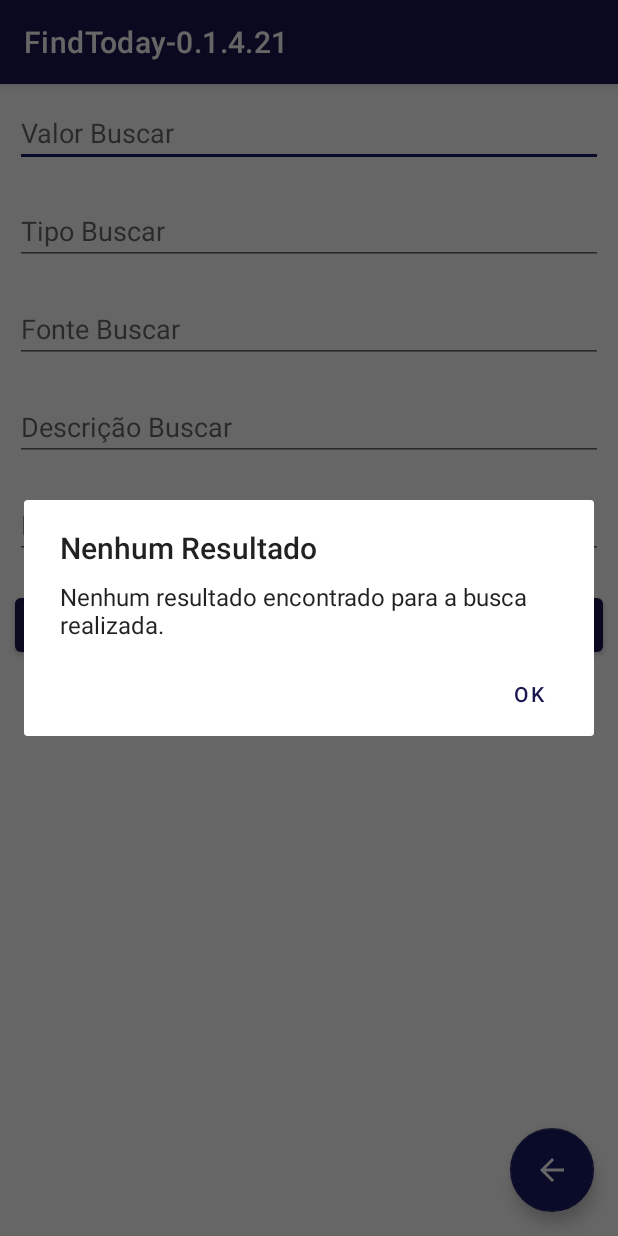
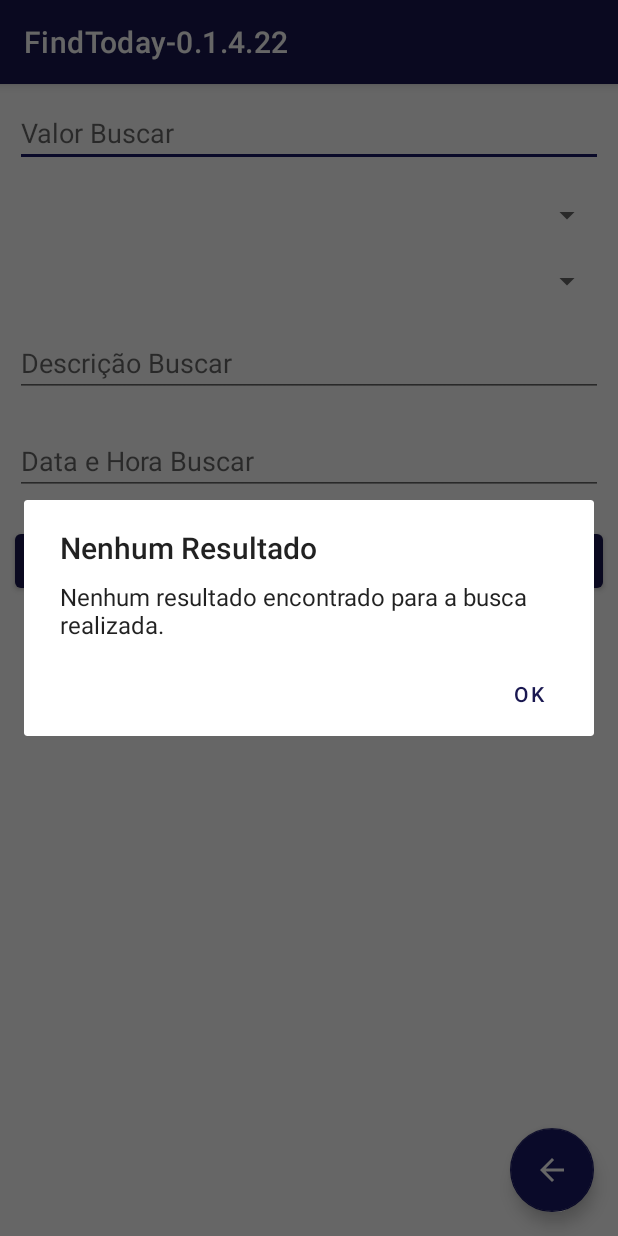
Before and after one commit to NicoVitoriano001/FindToday_Java-0.1, an Android app: the BuscarFinActivity screen opened directly, with no data from a screen before it, after a tap on "Buscar", on a phone screen of 412 x 824 dp. Run offline under Robolectric (Android 15) with nearby library versions, the light colour scheme and no system bars; our stand-ins replace Room's generated code.

Commit message:
Adicionado spinner no BuscarFinActivity

```diff
--- a/app/src/main/java/com/gtappdevelopers/findtoday/BuscarFinActivity.java
+++ b/app/src/main/java/com/gtappdevelopers/findtoday/BuscarFinActivity.java
@@ -6,14 +6,18 @@ import androidx.lifecycle.Observer;
 import android.content.Intent;
 import android.os.Bundle;
 import android.view.View;
+import android.widget.ArrayAdapter;
 import android.widget.Button;
 import android.widget.EditText;
+import android.widget.Spinner;
 import com.google.android.material.floatingactionbutton.FloatingActionButton;
 import java.util.ArrayList;
 import java.util.List;
 
 public class BuscarFinActivity extends AppCompatActivity {
-
+    private EditText valorDespEdtBusca, despDescrEdtBusca, dataDespEdtBusca;
+    private Spinner tipoDespEdtBusca, fontDespEdtBusca; // Declarado como Spinner
+    private Button FinBtnBusca;
     public static final String EXTRA_ID_BUSCA = "EXTRA_ID_BUSCA";
     //public static final String EXTRA_ID_BUSCA = "com.gtappdevelopers.gfgroomdatabase.EXTRA_ID_BUSCA";
     public static final String EXTRA_VALOR_DESP_BUSCA = "EXTRA_VALOR_DESP_BUSCA";
@@ -22,8 +26,6 @@ public class BuscarFinActivity extends AppCompatActivity {
     public static final String EXTRA_DESCR_DESP_BUSCA = "EXTRA_DESP_DESCR";
     public static final String EXTRA_DURATION_BUSCA = "EXTRA_DURATION_BUSCA";
     private Dao dao;
-    private EditText valorDespEdtBusca, tipoDespEdtBusca, fontDespEdtBusca, despDescrEdtBusca, dataDespEdtBusca;
-    private Button FinBtnBusca;
 
     @Override
     protected void onCreate(Bundle savedInstanceState) {
@@ -40,12 +42,16 @@ public class BuscarFinActivity extends AppCompatActivity {
         dataDespEdtBusca = findViewById(R.id.idEdtDataDespBuscar);
         FinBtnBusca = findViewById(R.id.idBtnBuscarDesp);
 
+        setupSpinners();
+
         FinBtnBusca.setOnClickListener(new View.OnClickListener() {
             @Override
             public void onClick(View v) {
                 String valorDesp = valorDespEdtBusca.getText().toString();
-                String tipoDesp = tipoDespEdtBusca.getText().toString();
-                String fontDesp = fontDespEdtBusca.getText().toString();
+                String tipoDesp = tipoDespEdtBusca.getSelectedItem().toString();
+                String fontDesp = fontDespEdtBusca.getSelectedItem().toString();
+               // String tipoDesp = tipoDespEdtBusca.getText().toString();
+               // String fontDesp = fontDespEdtBusca.getText().toString();
                 String despDescr = despDescrEdtBusca.getText().toString();
                 String dataDesp = dataDespEdtBusca.getText().toString();
 
@@ -82,4 +88,20 @@ public class BuscarFinActivity extends AppCompatActivity {
                 }
           });
     }
+
+
+    // spinners
+    private void setupSpinners() {
+        // Configurando o Spinner para Tipo de Despesa
+        String[] tiposDespesa = {"","-","ALIM", "CRED", "D PUB","EDUC", "EMPRES", "INVEST","LAZER","OUTR", "TRANS","SAUD"};
+        ArrayAdapter<String> tipoAdapter = new ArrayAdapter<>(this, android.R.layout.simple_spinner_item, tiposDespesa);
+        tipoAdapter.setDropDownViewResource(android.R.layout.simple_spinner_dropdown_item);
+        tipoDespEdtBusca.setAdapter(tipoAdapter);
+
+        // Configurando o Spinner para Fonte de Despesa
+        String[] fontesDespesa = {"","-","ALELO","BB","BRA","BTG","CASH", "CEF1","CEF2","NU", "MP", "STDER","OUTR"};
+        ArrayAdapter<String> fontAdapter = new ArrayAdapter<>(this, android.R.layout.simple_spinner_item, fontesDespesa);
+        fontAdapter.setDropDownViewResource(android.R.layout.simple_spinner_dropdown_item);
+        fontDespEdtBusca.setAdapter(fontAdapter);
+    }
 }
--- a/app/src/main/java/com/gtappdevelopers/findtoday/NewFinActivity.java
+++ b/app/src/main/java/com/gtappdevelopers/findtoday/NewFinActivity.java
@@ -18,7 +18,7 @@ import android.widget.DatePicker;
 
 public class NewFinActivity extends AppCompatActivity {
     private EditText valorDespEdt, despDescrEdt, dataDespEdt;
-    private Spinner tipoDespEdt, fontDespEdt;
+    private Spinner tipoDespEdt, fontDespEdt;// Declarado como Spinner
     private Button FinBtnSave;
     public static final String EXTRA_ID = "com.gtappdevelopers.gfgroomdatabase.EXTRA_ID";
     public static final String EXTRA_VALOR_DESP = "com.gtappdevelopers.gfgroomdatabase.EXTRA_VALOR_DESP";
--- a/app/src/main/java/com/gtappdevelopers/findtoday/ResultBuscaActivity.java
+++ b/app/src/main/java/com/gtappdevelopers/findtoday/ResultBuscaActivity.java
@@ -209,8 +209,6 @@ public class ResultBuscaActivity extends AppCompatActivity {
         return filtrada;
     }
 
-
-
     @Override
     protected void onActivityResult(int requestCode, int resultCode, @Nullable Intent data) {
         super.onActivityResult(requestCode, resultCode, data);
--- a/app/src/main/res/layout/activity_busca_fin.xml
+++ b/app/src/main/res/layout/activity_busca_fin.xml
@@ -22,25 +22,21 @@
             android:hint="Valor Buscar"
             android:inputType="numberDecimal" />
 
-        <EditText
+        <!-- Substituído por Spinner -->
+        <Spinner
             android:id="@+id/idEdtTipoDespBuscar"
             android:layout_width="match_parent"
             android:layout_height="wrap_content"
             android:layout_margin="10dp"
-            android:hint="Tipo Buscar"
-            android:imeOptions="actionNext"
-            android:inputType="textCapCharacters"
-            android:singleLine="true" />
+            android:hint="Tipo Buscar" />
 
-        <EditText
+        <!-- Substituído por Spinner -->
+        <Spinner
             android:id="@+id/idEdtFontDespBuscar"
             android:layout_width="match_parent"
             android:layout_height="wrap_content"
             android:layout_margin="10dp"
-            android:hint="Fonte Buscar"
-            android:imeOptions="actionNext"
-            android:inputType="textCapCharacters"
-            android:singleLine="true" />
+            android:hint="Fonte Buscar" />
 
         <EditText
             android:id="@+id/idEdtDespDescrBuscar"
--- a/app/src/main/res/values/strings.xml
+++ b/app/src/main/res/values/strings.xml
@@ -1,5 +1,5 @@
 <resources>
-<string name="app_name">FindToday-0.1.4.21</string>
+<string name="app_name">FindToday-0.1.4.22</string>
 <string name="navigation_drawer_open">Abrir menu</string>
 <string name="navigation_drawer_close">Fechar menu</string>
 </resources>
```
